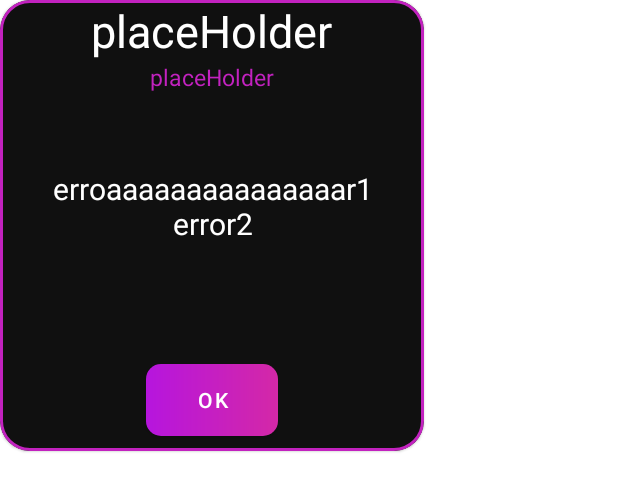
After one commit to greengamerhu/Vizsgaremek_android, an Android app: the layout customdialog.xml on its own in the app's theme, with its tools: preview values and no code run, on a phone screen of 412 x 824 dp. The commit adds this screen. Shown: the top 491 px of the screen. Run offline under Robolectric (Android 15) with nearby library versions, the light colour scheme and no system bars; network calls fail.

Commit message:
Custom Dialog added some minor fixes

```diff
--- a/app/src/main/java/hu/petrik/vizsgaremek/LoginActivity.java
+++ b/app/src/main/java/hu/petrik/vizsgaremek/LoginActivity.java
@@ -120,6 +120,10 @@ public class LoginActivity extends AppCompatActivity {
             Gson converter = new Gson();
 
             if (response.getResponseCode() >= 400) {
+                ErrorFromServer error = converter.fromJson(response.getContent(), ErrorFromServer.class);
+
+                DialogBuilderHelper dialog = new DialogBuilderHelper(error, LoginActivity.this);
+                dialog.createDialog().show();
                 Toast.makeText(LoginActivity.this,
                         response.getContent(), Toast.LENGTH_SHORT).show();
             } else {
--- a/app/src/main/java/hu/petrik/vizsgaremek/Menu.java
+++ b/app/src/main/java/hu/petrik/vizsgaremek/Menu.java
@@ -11,7 +11,6 @@ public class Menu  implements Parcelable {
     private String food_description;
     private String food_category;
     private int food_price ;
-
     public Menu(String food_id, String food_name, String food_description, String food_category, int food_price) {
         this.food_id = food_id;
         this.food_name = food_name;
--- a/app/src/main/java/hu/petrik/vizsgaremek/RegisterActivity.java
+++ b/app/src/main/java/hu/petrik/vizsgaremek/RegisterActivity.java
@@ -142,7 +142,12 @@ public class RegisterActivity extends AppCompatActivity {
         @Override
         protected void onPostExecute(Response response) {
             super.onPostExecute(response);
+            Gson gson = new Gson();
             if (response.getResponseCode() >= 400) {
+                ErrorFromServer error = gson.fromJson(response.getContent(), ErrorFromServer.class);
+
+                DialogBuilderHelper dialog = new DialogBuilderHelper(error, RegisterActivity.this);
+                dialog.createDialog().show();
                 Toast.makeText(RegisterActivity.this,
                         response.getContent(), Toast.LENGTH_SHORT).show();
             } else {
--- /dev/null
+++ b/app/src/main/res/layout/customdialog.xml
@@ -0,0 +1,68 @@
+<?xml version="1.0" encoding="utf-8"?>
+<com.google.android.material.card.MaterialCardView xmlns:android="http://schemas.android.com/apk/res/android"
+    android:layout_width="wrap_content"
+    android:layout_height="wrap_content"
+    xmlns:app="http://schemas.android.com/apk/res-auto"
+    android:orientation="vertical"
+    android:backgroundTint="@color/bgBlack"
+    app:cardCornerRadius="20dp"
+    app:strokeWidth="2dp"
+    app:strokeColor="@color/purple"
+    >
+    <LinearLayout
+        android:layout_width="match_parent"
+        android:layout_height="match_parent"
+        android:orientation="vertical">
+        <TextView
+            android:layout_width="wrap_content"
+            android:layout_height="wrap_content"
+            android:text="placeHolder"
+            android:layout_gravity="center_horizontal"
+
+            android:layout_marginHorizontal="50dp"
+            android:textColor="@color/white"
+            android:textAlignment="center"
+            android:textSize="30dp"
+            android:id="@+id/textViewDialogTitle"
+            />
+        <TextView
+            android:layout_width="wrap_content"
+            android:layout_height="wrap_content"
+            android:text="placeHolder"
+            android:layout_marginHorizontal="100dp"
+            android:textColor="@color/purple"
+            android:textAlignment="center"
+            android:layout_gravity="center_horizontal"
+            android:textSize="15dp"
+            android:id="@+id/textViewDialogStatusCode"
+            />
+        <TextView
+            android:layout_width="match_parent"
+            android:layout_height="wrap_content"
+            android:paddingVertical="50dp"
+            android:text="erroaaaaaaaaaaaaaaar1\nerror2"
+            android:id="@+id/textViewDialogMessage"
+            android:paddingHorizontal="20dp"
+            android:textAlignment="center"
+            android:layout_gravity="center_horizontal"
+            android:textSize="20dp"
+            android:textColor="@color/white"
+            />
+        <com.google.android.material.button.MaterialButton
+            android:id="@+id/buttonDialogOK"
+            android:layout_width="wrap_content"
+            android:layout_height="wrap_content"
+            android:layout_marginTop="30dp"
+            android:background="@drawable/gradient"
+            android:layout_marginBottom="10dp"
+            android:text="Ok"
+            android:textColor="@color/white"
+            app:backgroundTint="@null"
+            app:cornerRadius="10dp"
+            android:layout_gravity="center_horizontal"/>
+    </LinearLayout>
+
+
+
+
+</com.google.android.material.card.MaterialCardView>
```
Also changed, not shown: app/src/main/java/hu/petrik/vizsgaremek/Add_addressFragment.java (+9 -0 lines), app/src/main/java/hu/petrik/vizsgaremek/DialogBuilderHelper.java (added, +74 -0 lines), app/src/main/java/hu/petrik/vizsgaremek/ErrorFromServer.java (added, +47 -0 lines), app/src/main/java/hu/petrik/vizsgaremek/SplashScreen.java (+9 -2 lines).
